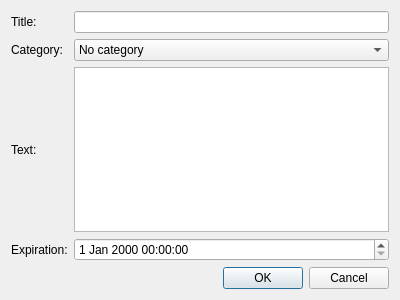
This is src/ui/scheduledialog.ui in seberm/salarm as Qt 5 draws it before an edit. The edited form follows.
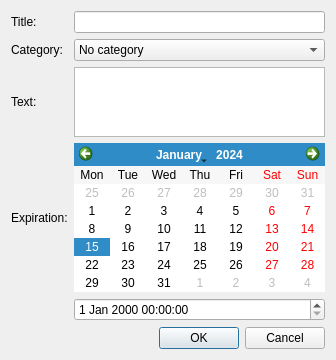
This is the edited form.

Commit message: Added calendar widget into add schedule dialog

```diff
--- a/src/ui/scheduledialog.ui
+++ b/src/ui/scheduledialog.ui
@@ -6,8 +6,8 @@
    <rect>
     <x>0</x>
     <y>0</y>
-    <width>400</width>
-    <height>300</height>
+    <width>336</width>
+    <height>350</height>
    </rect>
   </property>
   <property name="windowTitle">
@@ -28,16 +28,6 @@
          </property>
         </widget>
        </item>
-       <item row="3" column="1">
-        <widget class="QDateTimeEdit" name="dateTimeEditExpiration"/>
-       </item>
-       <item row="3" column="0">
-        <widget class="QLabel" name="lblExpiration">
-         <property name="text">
-          <string>Expiration:</string>
-         </property>
-        </widget>
-       </item>
        <item row="0" column="1">
         <widget class="QLineEdit" name="lineEditTitle"/>
        </item>
@@ -64,6 +54,23 @@
          </property>
         </widget>
        </item>
+       <item row="3" column="1">
+        <widget class="QCalendarWidget" name="calendar">
+         <property name="verticalHeaderFormat">
+          <enum>QCalendarWidget::NoVerticalHeader</enum>
+         </property>
+        </widget>
+       </item>
+       <item row="3" column="0">
+        <widget class="QLabel" name="lblExpiration">
+         <property name="text">
+          <string>Expiration:</string>
+         </property>
+        </widget>
+       </item>
+       <item row="4" column="1">
+        <widget class="QDateTimeEdit" name="dateTimeEditExpiration"/>
+       </item>
       </layout>
      </item>
     </layout>
```
Left out of the diff: 1 changed line with no effect on the pictures. The commit also changes 1 other file.
